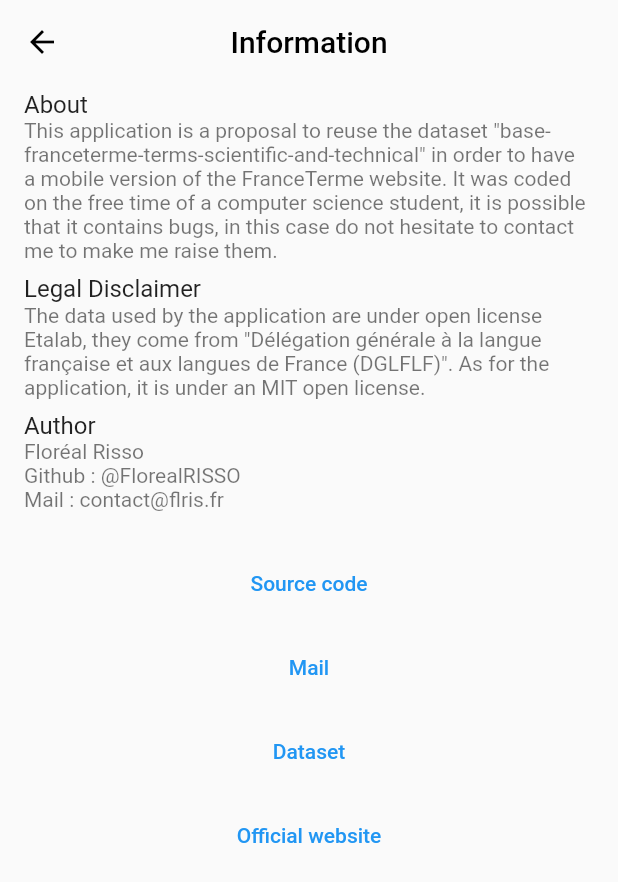
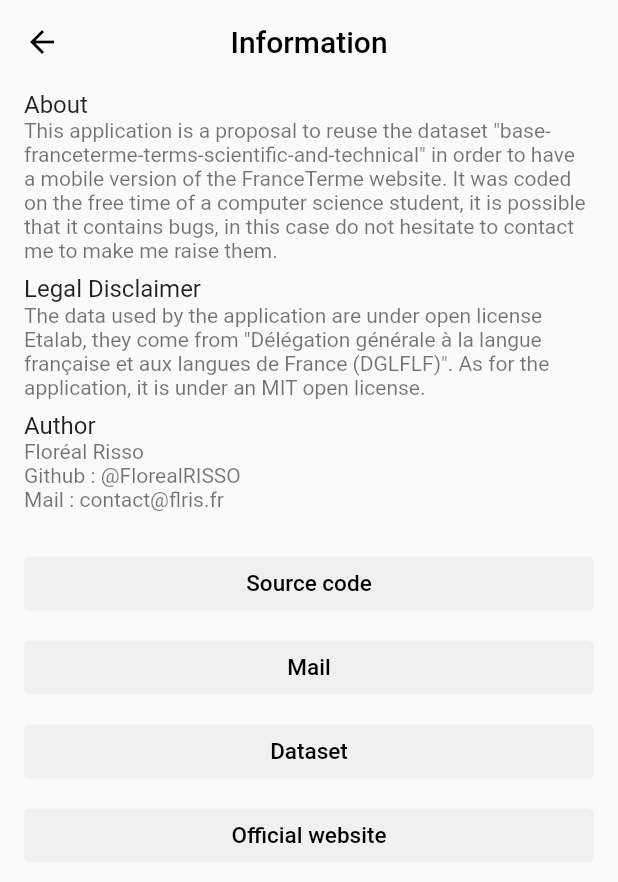
Before and after one commit to FlorealRISSO/FranceTermes, a Flutter app: the screen it shows after launch, item 2 of the bottom bar chosen, after a tap on the "info" icon, on a phone screen of 412 x 824 dp. Shown: the top 882 px of the screen. Run offline on Flutter 3.47's test engine with Material 2 defaults, Android fonts, the phone set to English and light mode, and no system bars; our stand-ins replace custom_sliding_segmented_control, diacritic, dropdown_button2, isar, share_plus, shared_preferences and 2 more; missing offline and left inert: share_plus_web, shared_preferences_web; accounts and stored records are empty; generated files the repository leaves out were written again; network calls fail; statements that could not run were skipped.

Commit message:
Close #14: Add the filter.

```diff
--- a/lib/providers/data_provider.dart
+++ b/lib/providers/data_provider.dart
@@ -23,9 +23,12 @@ extension DateOnlyCompare on DateTime {
 class DataProvider {
   static const int _minArticles = 7000;
   static const int _appVersion = 2;
+  static const int _newArticles = 50;
+  static const int _minDate = 2010;
   final Isar isar;
   final SharedPreferencesProvider peferencesProvider;
   int? articlesSize;
+  List<String> domains = [];
 
   DataProvider(this.isar, this.peferencesProvider);
 
@@ -98,6 +101,34 @@ class DataProvider {
     return true;
   }
 
+  List<Article> _getExistingArticles(List<Article?> articles) {
+    final List<Article> result = [];
+    for (final article in articles) {
+      if (article != null) {
+        result.add(article);
+      }
+    }
+    return result;
+  }
+
+  Future<List<Article>> _loadUniqueArticles(List<Article> articles) async {
+    for (final Article article in articles) {
+      await article.terms.load();
+      await article.fields.load();
+      await article.subFields.load();
+    }
+    return articles;
+  }
+
+  Future<List<Article>> _loadUniqueArticlesFromTerm(List<Term> terms) async {
+    Set<Article> articles = {};
+    for (final Term term in terms) {
+      await term.article.load();
+      articles.add(term.article.value!);
+    }
+    return _loadUniqueArticles(articles.toList());
+  }
+
   Future<List<Term>> searchWords(String query) async {
     final List<Term> terms = await isar.terms
         .filter()
@@ -109,40 +140,38 @@ class DataProvider {
     return terms;
   }
 
-  Future<List<Article>> searchArticles(String query) async {
+  Future<List<Term>> searchWordsWithFields(String query, String field) async {
     final List<Term> terms = await isar.terms
         .filter()
-        .simplifiedWordsUElementStartsWith(query, caseSensitive: false)
-        .or()
-        .simplifiedAndMasculinizedWordsUElementStartsWith(query,
-            caseSensitive: false)
+        .article((a) => a.fields((f) => f.fieldStartsWith(field)))
+        .group((t) => t
+            .simplifiedWordsUElementStartsWith(query, caseSensitive: false)
+            .or()
+            .simplifiedAndMasculinizedWordsUElementStartsWith(query,
+                caseSensitive: false))
         .findAll();
-    Set<Article> articles = {};
-    for (final Term term in terms) {
-      await term.article.load();
-      articles.add(term.article.value!);
-    }
-    for (final Article article in articles) {
-      await article.terms.load();
-      await article.fields.load();
-      await article.subFields.load();
-    }
-    return articles.toList();
+    return terms;
+  }
+
+  Future<List<Article>> searchArticlesWithFields(
+      String query, String field) async {
+    final List<Term> terms = await searchWordsWithFields(query, field);
+    return _loadUniqueArticlesFromTerm(terms);
+  }
+
+  Future<List<Article>> searchArticles(String query) async {
+    final List<Term> terms = await searchWords(query);
+    return _loadUniqueArticlesFromTerm(terms);
   }
 
   Future<List<Article>> getNewArticles(int number) async {
     final List<Article> articles = await isar.articles
         .filter()
-        .dateGreaterThan(DateTime(2010))
+        .dateGreaterThan(DateTime(_minDate))
         .sortByDateDesc()
-        .limit(20)
+        .limit(_newArticles)
         .findAll();
-    for (final Article article in articles) {
-      await article.terms.load();
-      await article.fields.load();
-      await article.subFields.load();
-    }
-    return articles;
+    return _loadUniqueArticles(articles);
   }
 
   // Attention, this function will not return n items, most of the time there will be an n*0.75.
@@ -154,31 +183,15 @@ class DataProvider {
     for (int i = 0; i < number; i++) {
       index.add(generator.nextInt(articlesSize! - 1));
     }
-    final List<Article?> nullArticles = await isar.articles.getAll(index);
-    final List<Article> resultArticles = [];
-    for (final Article? article in nullArticles) {
-      if (article != null) {
-        await article.terms.load();
-        await article.fields.load();
-        await article.subFields.load();
-        resultArticles.add(article);
-      }
-    }
-    return resultArticles;
+    final List<Article?> possibleArticles = await isar.articles.getAll(index);
+    final List<Article> resultArticles = _getExistingArticles(possibleArticles);
+    return _loadUniqueArticles(resultArticles);
   }
 
   Future<List<Article>> getArticles(List<int> index) async {
     List<Article?> possibleArticles = await isar.articles.getAll(index);
-    List<Article> articles = [];
-    for (Article? article in possibleArticles) {
-      if (article != null) {
-        await article.terms.load();
-        await article.fields.load();
-        await article.subFields.load();
-        articles.add(article);
-      }
-    }
-    return articles;
+    final List<Article> articles = _getExistingArticles(possibleArticles);
+    return _loadUniqueArticles(articles);
   }
 
   void _feed(List<Article> articles) {
@@ -212,15 +225,21 @@ class DataProvider {
     await update(articles);
   }
 
-  List<Domain> getDomains() {
+  List<String> getDomains() {
+    if (domains.length > 1) {
+      return domains;
+    }
     final domainsSize = isar.domains.countSync();
-    final List<Domain> domains = [];
-    for (var i = 0; i < domainsSize; i++) {
-      final domain = isar.domains.getSync(i);
+    //final List<String> domains = [];
+    final List<int> ids = [for (var i = 1; i <= domainsSize; i += 1) i];
+    final List<Domain?> possibleDomains = isar.domains.getAllSync(ids);
+    for (final domain in possibleDomains) {
       if (domain != null) {
-        domains.add(domain);
+        domains.add(domain.field);
       }
     }
+    domains.sort((d1, d2) => d1.compareTo(d2));
+    domains.insert(0, "Tous");
     return domains;
   }
 }
--- /dev/null
+++ b/lib/tool/mutable_pointer.dart
@@ -0,0 +1,4 @@
+class MutablePointer<T> {
+  T pointer;
+  MutablePointer(this.pointer);
+}
--- a/lib/widgets/article_preview/article_abstract_preview.dart
+++ b/lib/widgets/article_preview/article_abstract_preview.dart
@@ -10,7 +10,7 @@ import 'article_field/article_privileged_text_field.dart';
 abstract class ArticleAbstractPreview extends StatelessWidget {
   const ArticleAbstractPreview({Key? key}) : super(key: key);
 
-  List<Widget> buildChildren(Article article) {
+  List<Widget> buildChildren(Article article, String? field) {
     Term? equivalent;
     Term? privileged;
     for (Term term in article.terms) {
@@ -29,8 +29,8 @@ abstract class ArticleAbstractPreview extends StatelessWidget {
       children.add(ArticlePrivilegedTextField(
           principal: privileged.word, secondaries: matchVariants(privileged)));
     }
-    if (article.fields.isNotEmpty) {
-      children.add(ArticleDomainTextField(article.fields.first.field));
+    if (field != null) {
+      children.add(ArticleDomainTextField(field));
     }
     if (equivalent != null) {
       children.add(ArticleEquivalentTextField(
--- a/lib/widgets/article_preview/article_preview.dart
+++ b/lib/widgets/article_preview/article_preview.dart
@@ -14,12 +14,14 @@ class ArticlePreview extends ArticleAbstractPreview {
 
   @override
   Widget build(BuildContext context) {
+    String? field =
+        article.fields.isNotEmpty ? article.fields.first.field : null;
     return ListTile(
         onTap: () => Navigator.push(
             context,
             MaterialPageRoute(
                 builder: (context) => ArticlePage(article, provider))),
-        title: ArticlePreviewCard(children: buildChildren(article)));
+        title: ArticlePreviewCard(children: buildChildren(article, field)));
   }
 
   @override
--- a/lib/widgets/endless_listview.dart
+++ b/lib/widgets/endless_listview.dart
@@ -1,6 +1,7 @@
 import 'package:flutter/material.dart';
 import 'package:france_termes/providers/data_provider.dart';
 import 'package:france_termes/widgets/article_preview/article_preview.dart';
+import 'package:france_termes/widgets/themes/theme_constants.dart';
 
 import '../models/article.dart';
 
@@ -62,7 +63,9 @@ class StateEndlessListview extends State<EndlessListview> {
               children: _buildChildren(),
             );
           } else {
-            return const CircularProgressIndicator();
+            return Center(
+                child:
+                    ThemeConstants.coloredCircularProgressIndicator(context));
           }
         });
   }
--- a/lib/widgets/laucher.dart
+++ b/lib/widgets/laucher.dart
@@ -1,5 +1,6 @@
 import 'package:flutter/material.dart';
 import 'package:france_termes/widgets/sliding_segmented_home.dart';
+import 'package:france_termes/widgets/themes/theme_constants.dart';
 import 'package:tuple/tuple.dart';
 import '../providers/data_provider.dart';
 import 'package:flutter_gen/gen_l10n/app_localizations.dart';
@@ -76,7 +77,7 @@ class _LauncherState extends State<Launcher> {
             return Center(
                 child: Column(children: [
               Text(AppLocalizations.of(context)!.searchUpdate),
-              const CircularProgressIndicator()
+              ThemeConstants.coloredCircularProgressIndicator(context)
             ]));
           }
         }));
@@ -111,7 +112,7 @@ class FutureInit extends StatelessWidget {
             return Center(
               child: Column(children: [
                 Text(AppLocalizations.of(context)!.launchInformation),
-                const CircularProgressIndicator(),
+                ThemeConstants.coloredCircularProgressIndicator(context),
               ]),
             );
           }
@@ -143,7 +144,7 @@ class FutureUpdate extends StatelessWidget {
             return Center(
               child: Column(children: [
                 Text(AppLocalizations.of(context)!.updateInformation),
-                const CircularProgressIndicator(),
+                ThemeConstants.coloredCircularProgressIndicator(context),
               ]),
             );
           }
--- a/lib/widgets/page/article_page.dart
+++ b/lib/widgets/page/article_page.dart
@@ -86,7 +86,8 @@ class ArticlePage extends StatelessWidget {
           return Text(
               AppLocalizations.of(context)!.errorMessage); //TODO: change it...
         } else {
-          return const CircularProgressIndicator();
+          return Center(
+              child: ThemeConstants.coloredCircularProgressIndicator(context));
         }
       },
     );
--- a/lib/widgets/page/information_page.dart
+++ b/lib/widgets/page/information_page.dart
@@ -1,3 +1,4 @@
+import 'package:flutter/cupertino.dart';
 import 'package:flutter/material.dart';
 import 'package:flutter/services.dart';
 
@@ -17,6 +18,7 @@ Mail : contact@flris.fr
   static const String _dataset =
       "https://data.culture.gouv.fr/explore/dataset/base-franceterme-termes-scientifiques-et-techniques/information/";
   static const String _website = "http://www.culture.fr/franceterme";
+  static const double _buttonFontSize = 15;
   _setClipboard(BuildContext context, String text, String message) {
     Clipboard.setData(ClipboardData(text: text)).then((value) => {
           ScaffoldMessenger.of(context)
@@ -55,25 +57,50 @@ Mail : contact@flris.fr
           ),
           ListTile(
               title: TextButton(
+                  style: TextButton.styleFrom(
+                      backgroundColor:
+                          ThemeConstants.itemDefaultColor(context)),
                   onPressed: (() =>
                       _setClipboard(context, _gitUrl, urlMessage)),
-                  child: Text(textProvider.sourceCode))),
+                  child: Text(textProvider.sourceCode,
+                      style: TextStyle(
+                          color: ThemeConstants.actionsColor(context),
+                          fontSize: _buttonFontSize)))),
           ListTile(
             title: TextButton(
+              style: TextButton.styleFrom(
+                  backgroundColor: ThemeConstants.itemDefaultColor(context)),
               onPressed: (() => _setClipboard(context, _mail, mailMessage)),
-              child: const Text("Mail"),
+              child: Text("Mail",
+                  style: TextStyle(
+                      color: ThemeConstants.actionsColor(context),
+                      fontSize: _buttonFontSize)),
             ),
           ),
           ListTile(
             title: TextButton(
+              style: TextButton.styleFrom(
+                  backgroundColor: ThemeConstants.itemDefaultColor(context)),
               onPressed: (() => _setClipboard(context, _dataset, urlMessage)),
-              child: Text(textProvider.dataset),
+              child: Text(
+                textProvider.dataset,
+                style: TextStyle(
+                    color: ThemeConstants.actionsColor(context),
+                    fontSize: _buttonFontSize),
+              ),
             ),
           ),
           ListTile(
             title: TextButton(
+              style: TextButton.styleFrom(
+                  backgroundColor: ThemeConstants.itemDefaultColor(context)),
               onPressed: (() => _setClipboard(context, _website, urlMessage)),
-              child: Text(textProvider.website),
+              child: Text(
+                textProvider.website,
+                style: TextStyle(
+                    color: ThemeConstants.actionsColor(context),
+                    fontSize: _buttonFontSize),
+              ),
             ),
           )
         ],
--- a/lib/widgets/sliding_segmented_home.dart
+++ b/lib/widgets/sliding_segmented_home.dart
@@ -42,7 +42,7 @@ class _SlidingSegmentedHomeState extends State<SlidingSegmentedHome> {
             List<Article> articles = snapshot.requireData as List<Article>;
             return _buildNews(articles);
           } else {
-            return const CircularProgressIndicator();
+            return ThemeConstants.coloredCircularProgressIndicator(context);
           }
         });
   }
--- a/lib/widgets/themes/theme_constants.dart
+++ b/lib/widgets/themes/theme_constants.dart
@@ -80,4 +80,12 @@ class ThemeConstants {
         ? LightConstants.articleInternalCardColor
         : DarkConstants.articleInternalCardColor;
   }
+
+  static Widget coloredCircularProgressIndicator(BuildContext context) {
+    return Center(
+      child: CircularProgressIndicator(
+        color: actionsColor(context),
+      ),
+    );
+  }
 }
--- a/pubspec.yaml
+++ b/pubspec.yaml
@@ -49,6 +49,7 @@ dependencies:
   tuple: ^2.0.0
   collection : any
   flutter_cache_manager: ^3.3.0
+  dropdown_button2: ^1.8.9
 dev_dependencies:
   flutter_test:
     sdk: flutter
```
Also changed, not shown: lib/widgets/article_preview/article_result_preview.dart (+8 -5 lines), lib/widgets/field_drop_button.dart (added, +104 -0 lines), lib/widgets/term_research.dart (+51 -47 lines).
